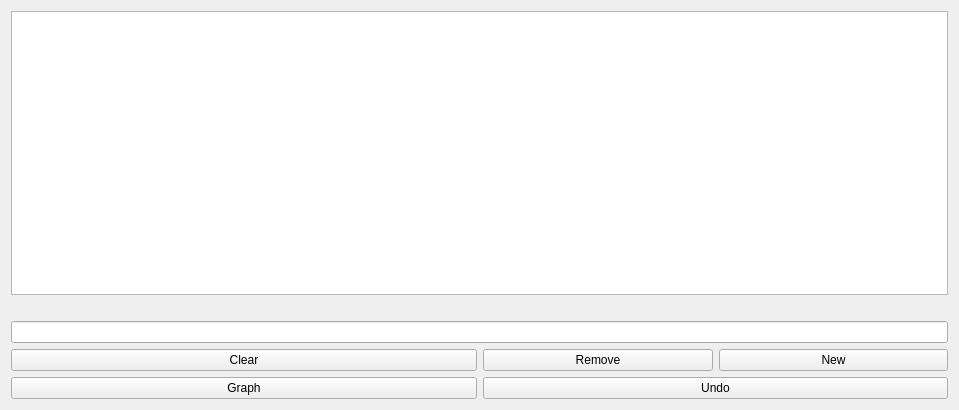
The window that views/tableview.ui (TheDmitry/CS206-OOP-Application) describes before a commit, drawn with Qt 5.
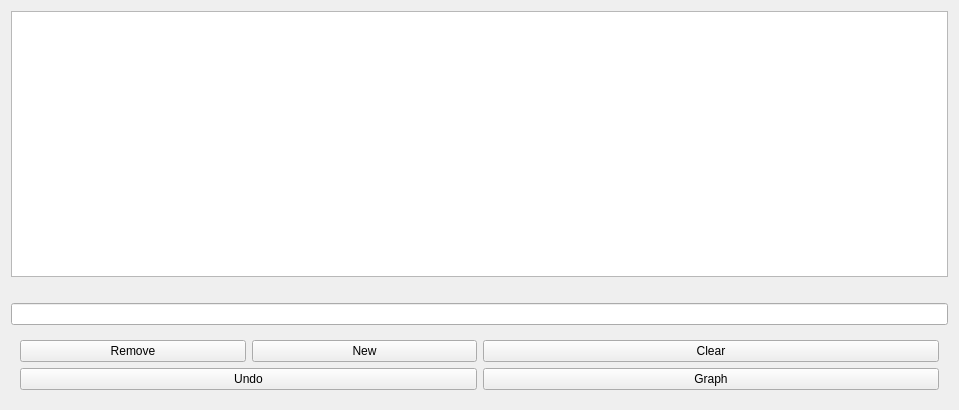
The same window after the commit. Icons and pictures are not drawn.

```diff
--- a/views/tableview.ui
+++ b/views/tableview.ui
@@ -20,45 +20,21 @@
    <string>Form</string>
   </property>
   <layout class="QGridLayout" name="gridLayout">
-   <item row="1" column="0">
-    <spacer name="horizontalSpacer">
-     <property name="orientation">
-      <enum>Qt::Orientation::Horizontal</enum>
-     </property>
-     <property name="sizeHint" stdset="0">
-      <size>
-       <width>40</width>
-       <height>20</height>
-      </size>
-     </property>
-    </spacer>
-   </item>
    <item row="3" column="0">
+    <widget class="QWidget" name="widget" native="true">
+     <property name="enabled">
+      <bool>true</bool>
+     </property>
     <layout class="QHBoxLayout" name="horizontalLayout">
      <item>
-      <layout class="QVBoxLayout" name="verticalLayout">
+       <layout class="QVBoxLayout" name="edits">
        <item>
-        <widget class="QPushButton" name="pushButton_clear">
-         <property name="text">
-          <string>Clear</string>
-         </property>
-        </widget>
-       </item>
-       <item>
-        <widget class="QPushButton" name="pushButton_graph">
-         <property name="text">
-          <string>Graph</string>
-         </property>
-        </widget>
-       </item>
-      </layout>
-     </item>
-     <item>
-      <layout class="QVBoxLayout" name="verticalLayout_6">
-       <item>
-        <layout class="QHBoxLayout" name="horizontalLayout_2">
+         <layout class="QHBoxLayout" name="edits_first">
          <item>
           <widget class="QPushButton" name="pushButton_remove">
+            <property name="enabled">
+             <bool>true</bool>
+            </property>
            <property name="text">
             <string>Remove</string>
            </property>
@@ -69,6 +45,9 @@
          </item>
          <item>
           <widget class="QPushButton" name="pushButton_new">
+            <property name="enabled">
+             <bool>true</bool>
+            </property>
            <property name="text">
             <string>New</string>
            </property>
@@ -80,9 +59,12 @@
         </layout>
        </item>
        <item>
-        <layout class="QHBoxLayout" name="horizontalLayout_3">
+         <layout class="QHBoxLayout" name="edits_second">
          <item>
           <widget class="QPushButton" name="pushButton_undo">
+            <property name="enabled">
+             <bool>true</bool>
+            </property>
            <property name="text">
             <string>Undo</string>
            </property>
@@ -95,7 +77,58 @@
        </item>
       </layout>
      </item>
-    </layout>
+      <item>
+       <layout class="QVBoxLayout" name="controls">
+        <item>
+         <widget class="QPushButton" name="pushButton_clear">
+          <property name="enabled">
+           <bool>true</bool>
+          </property>
+          <property name="text">
+           <string>Clear</string>
+          </property>
+         </widget>
+        </item>
+        <item>
+         <widget class="QPushButton" name="pushButton_graph">
+          <property name="enabled">
+           <bool>true</bool>
+          </property>
+          <property name="text">
+           <string>Graph</string>
+          </property>
+         </widget>
+        </item>
+       </layout>
+      </item>
+     </layout>
+    </widget>
+   </item>
+   <item row="1" column="0">
+    <spacer name="tableSpacer">
+     <property name="orientation">
+      <enum>Qt::Orientation::Horizontal</enum>
+     </property>
+     <property name="sizeHint" stdset="0">
+      <size>
+       <width>40</width>
+       <height>20</height>
+      </size>
+     </property>
+    </spacer>
+   </item>
+   <item row="2" column="0">
+    <widget class="QLineEdit" name="searchLine">
+     <property name="enabled">
+      <bool>true</bool>
+     </property>
+     <property name="alignment">
+      <set>Qt::AlignmentFlag::AlignCenter</set>
+     </property>
+     <property name="clearButtonEnabled">
+      <bool>true</bool>
+     </property>
+    </widget>
    </item>
    <item row="0" column="0">
     <widget class="QTableView" name="tableView">
@@ -110,19 +143,6 @@
      </attribute>
     </widget>
    </item>
-   <item row="2" column="0">
-    <widget class="QLineEdit" name="searchLine">
-     <property name="enabled">
-      <bool>true</bool>
-     </property>
-     <property name="alignment">
-      <set>Qt::AlignmentFlag::AlignCenter</set>
-     </property>
-     <property name="clearButtonEnabled">
-      <bool>true</bool>
-     </property>
-    </widget>
-   </item>
   </layout>
  </widget>
  <resources/>
```
Lines whose indentation alone changed are shown as unchanged.
